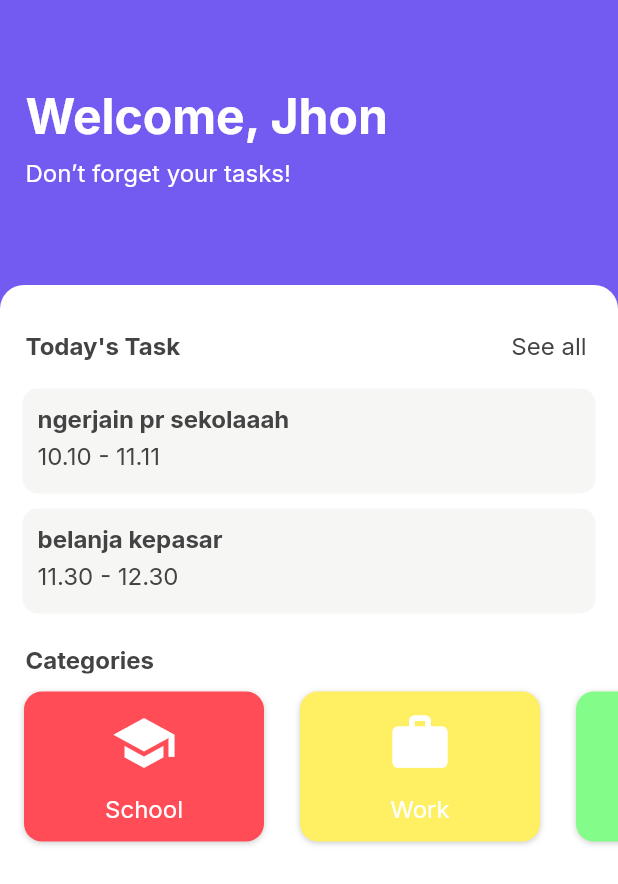
After one commit to maodaaa/do-with-me, a Flutter app: the HomeScreen screen opened by its route, on a phone screen of 412 x 824 dp. The commit adds this screen. Shown: the top 884 px of the screen. Run offline on Flutter 3.47's test engine with Material 2 defaults, Android fonts, the phone set to English and light mode, and no system bars; drawn by our look-alikes of auto_size_text; our stand-ins replace cloud_firestore, dropdown_textfield, firebase_auth, firebase_core, flutter_slidable, font_awesome_flutter and 3 more; accounts and stored records are empty.

Commit message:
Add: login, signup button logo and homescreen

```diff
--- /dev/null
+++ b/lib/home_screen/home_screen.dart
@@ -0,0 +1,364 @@
+import 'package:auto_size_text/auto_size_text.dart';
+import 'package:do_with_me/style/colors.dart';
+import 'package:do_with_me/style/text_style.dart';
+import 'package:flutter/material.dart';
+
+import '../todo/todo_page.dart';
+
+class HomeScreen extends StatefulWidget {
+  static const routeName = '/HomeScreen2';
+  const HomeScreen({Key? key}) : super(key: key);
+
+  @override
+  _HomeScreenState createState() => _HomeScreenState();
+}
+
+class _HomeScreenState extends State<HomeScreen> {
+  @override
+  Widget build(BuildContext context) {
+    return Scaffold(
+      backgroundColor: Colors.white,
+      body: SingleChildScrollView(
+        child: Column(
+          mainAxisSize: MainAxisSize.max,
+          children: [
+            Stack(
+              children: [
+                Container(
+                  width: MediaQuery.of(context).size.width,
+                  height: 220,
+                  decoration: const BoxDecoration(
+                    color: kPurple,
+                  ),
+                  child: Padding(
+                    padding: const EdgeInsetsDirectional.fromSTEB(17, 50, 17, 0),
+                    child: Column(
+                      mainAxisSize: MainAxisSize.max,
+                      children: [
+                        Padding(
+                          padding: const EdgeInsetsDirectional.fromSTEB(0, 8, 0, 0),
+                          child: Row(
+                            mainAxisSize: MainAxisSize.max,
+                            children: [
+                              Text(
+                                'Welcome, Jhon',
+                                style: kHeading5.copyWith(color: kWhite),
+                              ),
+                            ],
+                          ),
+                        ),
+                        Padding(
+                          padding: const EdgeInsetsDirectional.fromSTEB(0, 8, 0, 0),
+                          child: Row(
+                            mainAxisSize: MainAxisSize.max,
+                            children: [
+                              Text(
+                                'Don’t forget your tasks!',
+                                style: kBodyText.copyWith(color: kWhite),
+                              ),
+                            ],
+                          ),
+                        ),
+                      ],
+                    ),
+                  ),
+                ),
+                Padding(
+                  padding: const EdgeInsetsDirectional.fromSTEB(0, 190, 0, 0),
+                  child: Container(
+                    width: MediaQuery.of(context).size.width,
+                    decoration: const BoxDecoration(
+                      color: Colors.white,
+                      borderRadius: BorderRadius.only(
+                        bottomLeft: Radius.circular(0),
+                        bottomRight: Radius.circular(0),
+                        topLeft: Radius.circular(16),
+                        topRight: Radius.circular(16),
+                      ),
+                    ),
+                    child: Column(
+                      mainAxisSize: MainAxisSize.max,
+                      children: [
+                        Padding(
+                          padding: const EdgeInsetsDirectional.fromSTEB(17, 16, 17, 0),
+                          child: Row(
+                            mainAxisSize: MainAxisSize.max,
+                            mainAxisAlignment: MainAxisAlignment.spaceBetween,
+                            children: [
+                              Expanded(
+                                child: Text(
+                                  "Today's Task",
+                                  textAlign: TextAlign.start,
+                                  style: kSubtitle.copyWith(color: kBlack),
+                                ),
+                              ),
+                              TextButton(
+                                style: TextButton.styleFrom(
+                                  textStyle: kBodyText,
+                                  foregroundColor: Colors.purple,
+                                  minimumSize: Size.zero,
+                                  padding: const EdgeInsets.all(4),
+                                ),
+                                onPressed: () {
+                                  Navigator.pushNamed(context, ToDoPage.routeName);
+                                },
+                                child: Text(
+                                  'See all',
+                                  style: kBodyText.copyWith(color: kBlack),
+                                ),
+                              ),
+                            ],
+                          ),
+                        ),
+                        TaskCard(
+                          taskName: "ngerjain pr sekolaaah",
+                          startTime: "10.10",
+                          endTime: "11.11",
+                        ),
+                        TaskCard(
+                          taskName: "belanja kepasar",
+                          startTime: "11.30",
+                          endTime: "12.30",
+                        ),
+                        Padding(
+                          padding: const EdgeInsetsDirectional.fromSTEB(17, 16, 17, 0),
+                          child: Row(
+                            mainAxisSize: MainAxisSize.max,
+                            mainAxisAlignment: MainAxisAlignment.spaceBetween,
+                            children: [
+                              Expanded(
+                                child: Text(
+                                  "Categories",
+                                  textAlign: TextAlign.start,
+                                  style: kSubtitle.copyWith(color: kBlack),
+                                ),
+                              ),
+                            ],
+                          ),
+                        ),
+                        Container(
+                          width: double.infinity,
+                          height: 120,
+                          decoration: const BoxDecoration(
+                            color: kWhite,
+                          ),
+                          child: Padding(
+                            padding: const EdgeInsetsDirectional.fromSTEB(0, 4, 0, 0),
+                            child: ListView(
+                              padding: EdgeInsets.zero,
+                              shrinkWrap: true,
+                              scrollDirection: Axis.horizontal,
+                              children: [
+                                Padding(
+                                  padding: const EdgeInsetsDirectional.fromSTEB(16, 8, 8, 8),
+                                  child: Container(
+                                    width: 160,
+                                    height: 100,
+                                    decoration: BoxDecoration(
+                                      color: kRedCategory,
+                                      boxShadow: const [
+                                        BoxShadow(
+                                          blurRadius: 3,
+                                          color: Color(0x33000000),
+                                          offset: Offset(0, 1),
+                                        )
+                                      ],
+                                      borderRadius: BorderRadius.circular(12),
+                                    ),
+                                    child: Padding(
+                                      padding: const EdgeInsetsDirectional.fromSTEB(12, 8, 12, 8),
+                                      child: Column(
+                                        mainAxisSize: MainAxisSize.max,
+                                        mainAxisAlignment: MainAxisAlignment.center,
+                                        crossAxisAlignment: CrossAxisAlignment.center,
+                                        children: [
+                                          const Padding(
+                                            padding: EdgeInsetsDirectional.fromSTEB(0, 0, 0, 12),
+                                            child: Icon(
+                                              Icons.school,
+                                              color: Colors.white,
+                                              size: 44,
+                                            ),
+                                          ),
+                                          Text('School', style: kBodyText.copyWith(color: Colors.white)),
+                                        ],
+                                      ),
+                                    ),
+                                  ),
+                                ),
+                                Padding(
+                                  padding: const EdgeInsetsDirectional.fromSTEB(16, 8, 8, 8),
+                                  child: Container(
+                                    width: 160,
+                                    height: 100,
+                                    decoration: BoxDecoration(
+                                      color: kYellowCategory,
+                                      boxShadow: const [
+                                        BoxShadow(
+                                          blurRadius: 3,
+                                          color: Color(0x33000000),
+                                          offset: Offset(0, 1),
+                                        )
+                                      ],
+                                      borderRadius: BorderRadius.circular(12),
+                                    ),
+                                    child: Padding(
+                                      padding: const EdgeInsetsDirectional.fromSTEB(12, 8, 12, 8),
+                                      child: Column(
+                                        mainAxisSize: MainAxisSize.max,
+                                        mainAxisAlignment: MainAxisAlignment.center,
+                                        crossAxisAlignment: CrossAxisAlignment.center,
+                                        children: [
+                                          const Padding(
+                                            padding: EdgeInsetsDirectional.fromSTEB(0, 0, 0, 12),
+                                            child: Icon(
+                                              Icons.work,
+                                              color: Colors.white,
+                                              size: 44,
+                                            ),
+                                          ),
+                                          Text('Work', style: kBodyText.copyWith(color: Colors.white)),
+                                        ],
+                                      ),
+                                    ),
+                                  ),
+                                ),
+                                Padding(
+                                  padding: const EdgeInsetsDirectional.fromSTEB(16, 8, 8, 8),
+                                  child: Container(
+                                    width: 160,
+                                    height: 100,
+                                    decoration: BoxDecoration(
+                                      color: kGreenCategory,
+                                      boxShadow: const [
+                                        BoxShadow(
+                                          blurRadius: 3,
+                                          color: Color(0x33000000),
+                                          offset: Offset(0, 1),
+                                        )
+                                      ],
+                                      borderRadius: BorderRadius.circular(12),
+                                    ),
+                                    child: Padding(
+                                      padding: const EdgeInsetsDirectional.fromSTEB(12, 8, 12, 8),
+                                      child: Column(
+                                        mainAxisSize: MainAxisSize.max,
+                                        mainAxisAlignment: MainAxisAlignment.center,
+                                        crossAxisAlignment: CrossAxisAlignment.center,
+                                        children: [
+                                          const Padding(
+                                            padding: EdgeInsetsDirectional.fromSTEB(0, 0, 0, 12),
+                                            child: Icon(
+                                              Icons.sports,
+                                              color: Colors.white,
+                                              size: 44,
+                                            ),
+                                          ),
+                                          Text('Sport', style: kBodyText.copyWith(color: Colors.white)),
+                                        ],
+                                      ),
+                                    ),
+                                  ),
+                                ),
+                                Padding(
+                                  padding: const EdgeInsetsDirectional.fromSTEB(16, 8, 8, 8),
+                                  child: Container(
+                                    width: 160,
+                                    height: 100,
+                                    decoration: BoxDecoration(
+                                      color: kBrownCategory,
+                                      boxShadow: const [
+                                        BoxShadow(
+                                          blurRadius: 3,
+                                          color: Color(0x33000000),
+                                          offset: Offset(0, 1),
+                                        )
+                                      ],
+                                      borderRadius: BorderRadius.circular(12),
+                                    ),
+                                    child: Padding(
+                                      padding: const EdgeInsetsDirectional.fromSTEB(12, 8, 12, 8),
+                                      child: Column(
+                                        mainAxisSize: MainAxisSize.max,
+                                        mainAxisAlignment: MainAxisAlignment.center,
+                                        crossAxisAlignment: CrossAxisAlignment.center,
+                                        children: [
+                                          const Padding(
+                                            padding: EdgeInsetsDirectional.fromSTEB(0, 0, 0, 12),
+                                            child: Icon(
+                                              Icons.mediation,
+                                              color: Colors.white,
+                                              size: 44,
+                                            ),
+                                          ),
+                                          Text('Meditation', style: kBodyText.copyWith(color: Colors.white)),
+                                        ],
+                                      ),
+                                    ),
+                                  ),
+                                ),
+                              ],
+                            ),
+                          ),
+                        )
+                      ],
+                    ),
+                  ),
+                ),
+              ],
+            ),
+          ],
+        ),
+      ),
+    );
+  }
+}
+
+class TaskCard extends StatelessWidget {
+  String taskName;
+  String startTime;
+  String endTime;
+  TaskCard({
+    Key? key,
+    required this.taskName,
+    required this.startTime,
+    required this.endTime,
+  }) : super(key: key);
+
+  @override
+  Widget build(BuildContext context) {
+    return Container(
+      margin: const EdgeInsets.symmetric(vertical: 5),
+      width: MediaQuery.of(context).size.width - 30,
+      height: 70,
+      decoration: const BoxDecoration(
+        color: kSoftGrey,
+        borderRadius: BorderRadius.all(
+          Radius.circular(10),
+        ),
+      ),
+      child: Padding(
+        padding: const EdgeInsets.all(10),
+        child: Column(
+          crossAxisAlignment: CrossAxisAlignment.start,
+          mainAxisAlignment: MainAxisAlignment.center,
+          children: [
+            AutoSizeText(
+              taskName,
+              style: kSubtitle.copyWith(color: kBlack),
+            ),
+            const SizedBox(
+              height: 6,
+            ),
+            Expanded(
+              child: Text(
+                "$startTime - $endTime",
+                style: kBodyText.copyWith(color: kBlack),
+              ),
+            ),
+          ],
+        ),
+      ),
+    );
+  }
+}
--- a/lib/login_screen/login_screen.dart
+++ b/lib/login_screen/login_screen.dart
@@ -1,4 +1,5 @@
 import 'package:auto_size_text/auto_size_text.dart';
+import 'package:do_with_me/login_screen/signup_screen.dart';
 import 'package:do_with_me/style/colors.dart';
 import 'package:do_with_me/style/text_style.dart';
 import 'package:flutter/material.dart';
@@ -7,6 +8,7 @@ import 'package:font_awesome_flutter/font_awesome_flutter.dart';
 import '../widget/button.dart';
 
 class LoginScreen extends StatefulWidget {
+  static const routeName = '/login';
   const LoginScreen({Key? key}) : super(key: key);
 
   @override
@@ -246,8 +248,9 @@ class LoginScreenState extends State<LoginScreen> {
                               print('Button-Login pressed ...');
                             },
                             text: 'Login with Google',
-                            icon: const FaIcon(
-                              FontAwesomeIcons.google,
+                            icon: Image.asset(
+                              'assets/logogoogle.png',
+                              fit: BoxFit.fill,
                             ),
                             options: FFButtonOptions(
                               width: double.infinity,
@@ -276,7 +279,7 @@ class LoginScreenState extends State<LoginScreen> {
                           ),
                           FFButtonWidget(
                             onPressed: () {
-                              print('Button pressed ...');
+                              Navigator.pushNamed(context, SignupScreen.routeName);
                             },
                             text: 'Sign Up',
                             options: FFButtonOptions(
--- a/lib/login_screen/signup_screen.dart
+++ b/lib/login_screen/signup_screen.dart
@@ -8,6 +8,7 @@ import 'package:font_awesome_flutter/font_awesome_flutter.dart';
 import '../widget/button.dart';
 
 class SignupScreen extends StatefulWidget {
+  static const routeName = '/signup';
   const SignupScreen({Key? key}) : super(key: key);
 
   @override
@@ -236,7 +237,7 @@ class SignupScreenState extends State<SignupScreen> {
                         ],
                       ),
                     ),
-                    SizedBox(height: 24),
+                    const SizedBox(height: 24),
                     Row(
                       mainAxisSize: MainAxisSize.max,
                       mainAxisAlignment: MainAxisAlignment.spaceBetween,
@@ -286,8 +287,9 @@ class SignupScreenState extends State<SignupScreen> {
                               print('Button-Login pressed ...');
                             },
                             text: 'Sign Up with Google',
-                            icon: const FaIcon(
-                              FontAwesomeIcons.google,
+                            icon: Image.asset(
+                              'assets/logogoogle.png',
+                              fit: BoxFit.fill,
                             ),
                             options: FFButtonOptions(
                               width: double.infinity,
@@ -316,7 +318,7 @@ class SignupScreenState extends State<SignupScreen> {
                           ),
                           FFButtonWidget(
                             onPressed: () {
-                              const LoginScreen();
+                              Navigator.pushNamed(context, LoginScreen.routeName);
                             },
                             text: 'Log in',
                             options: FFButtonOptions(
--- a/lib/main.dart
+++ b/lib/main.dart
@@ -1,3 +1,6 @@
+import 'package:do_with_me/home_screen/home_screen.dart';
+import 'package:do_with_me/login_screen/login_screen.dart';
+import 'package:do_with_me/login_screen/signup_screen.dart';
 import 'package:do_with_me/tasks/add_task_page.dart';
 import 'package:do_with_me/tasks/task_model.dart';
 import 'package:do_with_me/tasks/update_task_page.dart';
@@ -5,6 +8,7 @@ import 'package:do_with_me/todo/todo_page.dart';
 import 'package:do_with_me/profil/profil.dart';
 import 'package:firebase_core/firebase_core.dart';
 import 'package:flutter/material.dart';
+import 'package:flutter/services.dart';
 import 'calendar/calendar.dart';
 import 'firebase_options.dart';
 
@@ -21,21 +25,27 @@ class MyApp extends StatelessWidget {
 
   @override
   Widget build(BuildContext context) {
+    SystemChrome.setSystemUIOverlayStyle(
+      const SystemUiOverlayStyle(statusBarColor: Colors.transparent),
+    );
     return MaterialApp(
       debugShowCheckedModeBanner: false,
       title: 'Flutter Demo',
       theme: ThemeData(
         primarySwatch: Colors.purple,
       ),
-      initialRoute: ToDoPage.routeName,
+      initialRoute: LoginScreen.routeName,
       routes: {
+        LoginScreen.routeName: (context) => const LoginScreen(),
+        SignupScreen.routeName: (context) => const SignupScreen(),
+        HomeScreen.routeName: (context) => const HomeScreen(),
         ToDoPage.routeName: (context) => const ToDoPage(),
         AddNewTaskPage.routeName: (context) => const AddNewTaskPage(),
         UpdateTaskPage.routeName: (context) => UpdateTaskPage(
-          task: ModalRoute.of(context)!.settings.arguments as Task,
-        ),
+              task: ModalRoute.of(context)!.settings.arguments as Task,
+            ),
       },
-      home: const CalendarPage(),
+      home: const LoginScreen(),
     );
   }
 }
--- a/lib/style/colors.dart
+++ b/lib/style/colors.dart
@@ -10,6 +10,9 @@ const Color kGrey = Color(0xFFF4F4F4);
 const Color kRedCategory = Color(0xFFFF4C57);
 const Color kYellowCategory = Color(0xFFFFEF62);
 const Color kGreenCategory = Color(0xFF84FC89);
+const Color kPinkCategory = Color(0xFFD684FC);
+const Color kBrownCategory = Color(0xFFFCB684);
+const Color kCyanCategory = Color(0xFFF75DEFF);
 const Color kHighPriority = Color(0xFFFF000E);
 const Color kNormalPriority = Color(0xFF00FF66);
 const Color kLowPriority = Color(0xFFFAFF00);
```
Also changed, not shown: lib/tasks/update_task_page.dart (+20 -30 lines), lib/todo/todo_page.dart (+23 -30 lines), assets/logogoogle.png (added), lib/tasks/task_model.dart (indentation only), 1 other file.
